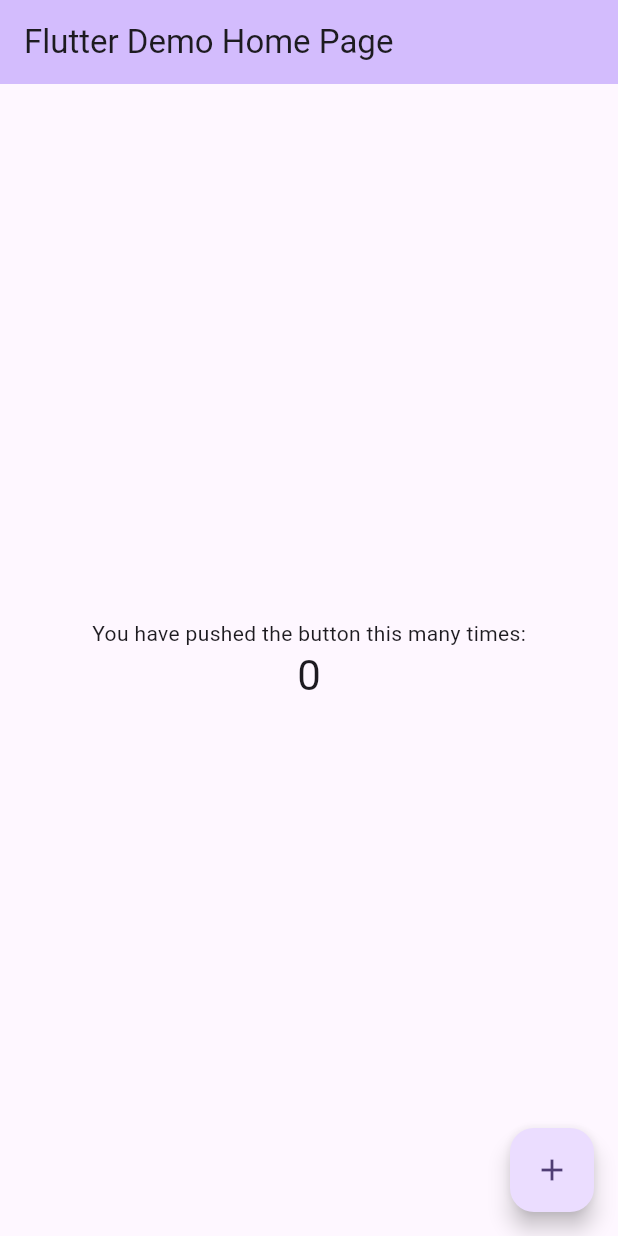
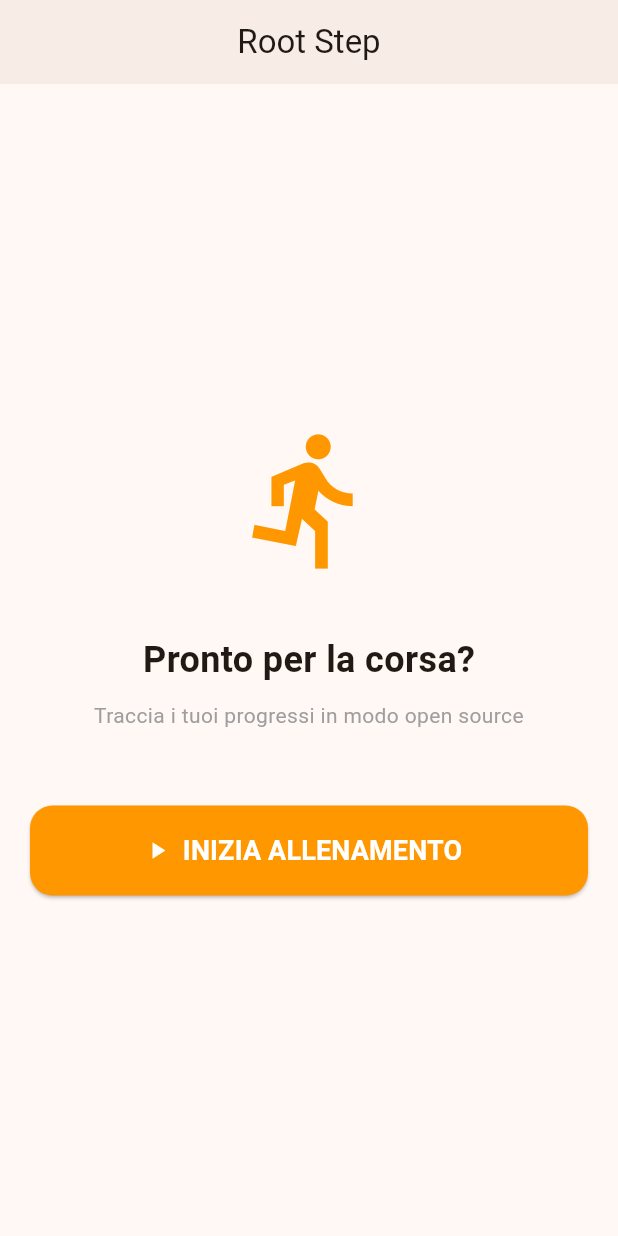
Before and after one commit to Galimba03/rootstep, a Flutter app: the screen it shows after launch, on a phone screen of 412 x 824 dp. Run offline on Flutter 3.47's test engine with Material 3 defaults, Android fonts, the phone set to English and light mode, and no system bars; our stand-ins replace flutter_map, geolocator, latlong2; missing offline and left inert: dio_cache_interceptor_hive_store, flutter_map_cache; accounts and stored records are empty.

Commit message:
Start of the tracking system

```diff
--- a/lib/main.dart
+++ b/lib/main.dart
@@ -1,122 +1,23 @@
 import 'package:flutter/material.dart';
+import 'screens/home_screen.dart';
 
 void main() {
-  runApp(const MyApp());
+  runApp(const FitnessApp());
 }
 
-class MyApp extends StatelessWidget {
-  const MyApp({super.key});
+class FitnessApp extends StatelessWidget {
+  const FitnessApp({super.key});
 
-  // This widget is the root of your application.
   @override
   Widget build(BuildContext context) {
     return MaterialApp(
-      title: 'Flutter Demo',
+      title: 'Open Tracker',
+      debugShowCheckedModeBanner: false, // Removes the 'debug' badge in the top-right corner
       theme: ThemeData(
-        // This is the theme of your application.
-        //
-        // TRY THIS: Try running your application with "flutter run". You'll see
-        // the application has a purple toolbar. Then, without quitting the app,
-        // try changing the seedColor in the colorScheme below to Colors.green
-        // and then invoke "hot reload" (save your changes or press the "hot
-        // reload" button in a Flutter-supported IDE, or press "r" if you used
-        // the command line to start the app).
-        //
-        // Notice that the counter didn't reset back to zero; the application
-        // state is not lost during the reload. To reset the state, use hot
-        // restart instead.
-        //
-        // This works for code too, not just values: Most code changes can be
-        // tested with just a hot reload.
-        colorScheme: .fromSeed(seedColor: Colors.deepPurple),
+        colorScheme: ColorScheme.fromSeed(seedColor: Colors.orange),
+        useMaterial3: true,
       ),
-      home: const MyHomePage(title: 'Flutter Demo Home Page'),
+      home: const HomeScreen(), // The first screen
     );
   }
 }
-
-class MyHomePage extends StatefulWidget {
-  const MyHomePage({super.key, required this.title});
-
-  // This widget is the home page of your application. It is stateful, meaning
-  // that it has a State object (defined below) that contains fields that affect
-  // how it looks.
-
-  // This class is the configuration for the state. It holds the values (in this
-  // case the title) provided by the parent (in this case the App widget) and
-  // used by the build method of the State. Fields in a Widget subclass are
-  // always marked "final".
-
-  final String title;
-
-  @override
-  State<MyHomePage> createState() => _MyHomePageState();
-}
-
-class _MyHomePageState extends State<MyHomePage> {
-  int _counter = 0;
-
-  void _incrementCounter() {
-    setState(() {
-      // This call to setState tells the Flutter framework that something has
-      // changed in this State, which causes it to rerun the build method below
-      // so that the display can reflect the updated values. If we changed
-      // _counter without calling setState(), then the build method would not be
-      // called again, and so nothing would appear to happen.
-      _counter++;
-    });
-  }
-
-  @override
-  Widget build(BuildContext context) {
-    // This method is rerun every time setState is called, for instance as done
-    // by the _incrementCounter method above.
-    //
-    // The Flutter framework has been optimized to make rerunning build methods
-    // fast, so that you can just rebuild anything that needs updating rather
-    // than having to individually change instances of widgets.
-    return Scaffold(
-      appBar: AppBar(
-        // TRY THIS: Try changing the color here to a specific color (to
-        // Colors.amber, perhaps?) and trigger a hot reload to see the AppBar
-        // change color while the other colors stay the same.
-        backgroundColor: Theme.of(context).colorScheme.inversePrimary,
-        // Here we take the value from the MyHomePage object that was created by
-        // the App.build method, and use it to set our appbar title.
-        title: Text(widget.title),
-      ),
-      body: Center(
-        // Center is a layout widget. It takes a single child and positions it
-        // in the middle of the parent.
-        child: Column(
-          // Column is also a layout widget. It takes a list of children and
-          // arranges them vertically. By default, it sizes itself to fit its
-          // children horizontally, and tries to be as tall as its parent.
-          //
-          // Column has various properties to control how it sizes itself and
-          // how it positions its children. Here we use mainAxisAlignment to
-          // center the children vertically; the main axis here is the vertical
-          // axis because Columns are vertical (the cross axis would be
-          // horizontal).
-          //
-          // TRY THIS: Invoke "debug painting" (choose the "Toggle Debug Paint"
-          // action in the IDE, or press "p" in the console), to see the
-          // wireframe for each widget.
-          mainAxisAlignment: .center,
-          children: [
-            const Text('You have pushed the button this many times:'),
-            Text(
-              '$_counter',
-              style: Theme.of(context).textTheme.headlineMedium,
-            ),
-          ],
-        ),
-      ),
-      floatingActionButton: FloatingActionButton(
-        onPressed: _incrementCounter,
-        tooltip: 'Increment',
-        child: const Icon(Icons.add),
-      ),
-    );
-  }
-}
--- /dev/null
+++ b/lib/screens/home_screen.dart
@@ -0,0 +1,72 @@
+import 'package:flutter/material.dart';
+import 'map_screen.dart';
+
+class HomeScreen extends StatelessWidget {
+  const HomeScreen({super.key});
+
+  @override
+  Widget build(BuildContext context) {
+    return Scaffold(
+      appBar: AppBar(
+        title: const Text('Root Step'),
+        centerTitle: true,
+        elevation: 2,
+      ),
+      body: Container(
+        width: double.infinity,
+        padding: const EdgeInsets.all(20),
+        child: Column(
+          mainAxisAlignment: MainAxisAlignment.center,
+          children: [
+            // Runner big icon
+            const Icon(
+              Icons.directions_run,
+              size: 100,
+              color: Colors.orange,
+            ),
+            const SizedBox(height: 40),
+
+            // Main text
+            const Text(
+              'Pronto per la corsa?',
+              style: TextStyle(fontSize: 24, fontWeight: FontWeight.bold),
+            ),
+            const SizedBox(height: 10),
+            const Text(
+              'Traccia i tuoi progressi in modo open source',
+              textAlign: TextAlign.center,
+              style: TextStyle(color: Colors.grey),
+            ),
+            const SizedBox(height: 50),
+
+            // Button to go to the map
+            SizedBox(
+              width: double.infinity,
+              height: 60,
+              child: ElevatedButton.icon(
+                onPressed: () {
+                  Navigator.push(
+                    context,
+                    MaterialPageRoute(builder: (context) => const MapScreen()),
+                  );
+                },
+                icon: const Icon(Icons.play_arrow),
+                label: const Text(
+                  'INIZIA ALLENAMENTO',
+                  style: TextStyle(fontSize: 18, fontWeight: FontWeight.bold),
+                ),
+                style: ElevatedButton.styleFrom(
+                  backgroundColor: Colors.orange,
+                  foregroundColor: Colors.white,
+                  shape: RoundedRectangleBorder(
+                    borderRadius: BorderRadius.circular(15),
+                  ),
+                ),
+              ),
+            ),
+          ],
+        ),
+      ),
+    );
+  }
+}
```
Also changed, not shown: lib/screens/map_screen.dart (added, +111 -0 lines), pubspec.yaml (+8 -0 lines), 15 other files.
